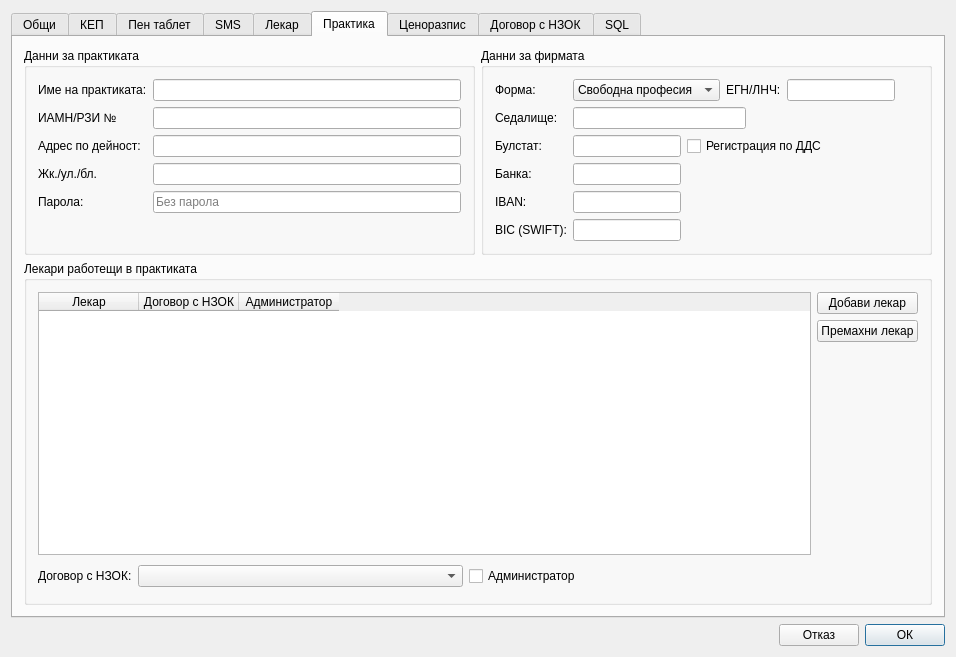
First picture: the form in src/View/Widgets/SettingsDialog.ui, repository thefinalcutbg/DinoDent, before the edit.
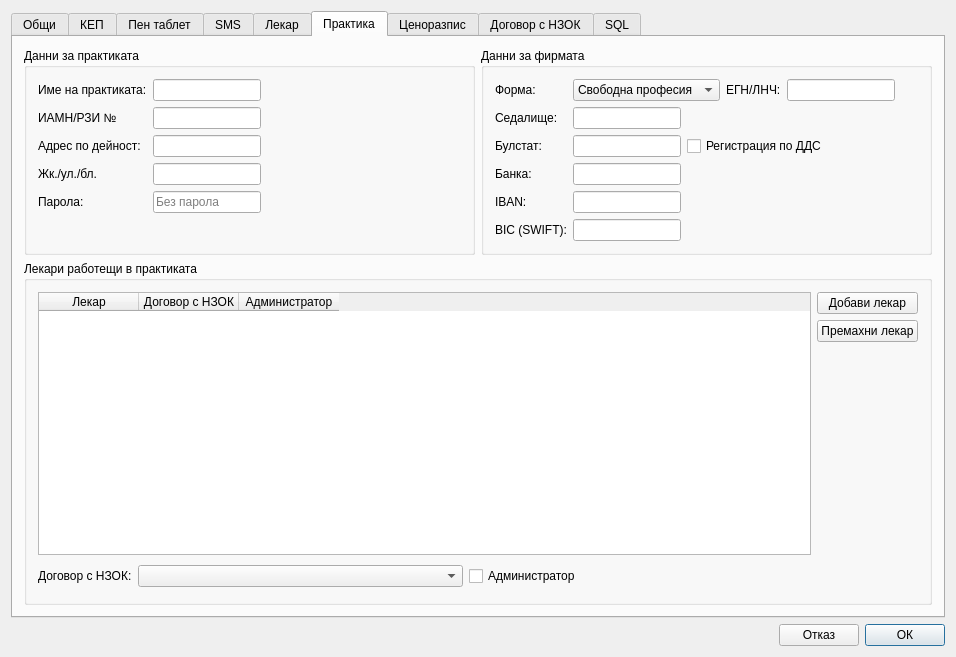
Second picture: the form after the edit. Custom widgets are drawn as their Qt base class.

Patch:
```diff
--- a/src/View/Widgets/SettingsDialog.ui
+++ b/src/View/Widgets/SettingsDialog.ui
@@ -1146,9 +1146,11 @@
              </widget>
             </item>
             <item row="0" column="1">
+             <layout class="QHBoxLayout" name="horizontalLayout_22">
+              <item>
              <widget class="LineEdit" name="practiceNameEdit">
               <property name="sizePolicy">
-               <sizepolicy hsizetype="Expanding" vsizetype="Fixed">
+                 <sizepolicy hsizetype="Preferred" vsizetype="Fixed">
                 <horstretch>0</horstretch>
                 <verstretch>0</verstretch>
                </sizepolicy>
@@ -1158,6 +1160,21 @@
               </property>
              </widget>
             </item>
+              <item>
+               <spacer name="horizontalSpacer_16">
+                <property name="orientation">
+                 <enum>Qt::Orientation::Horizontal</enum>
+                </property>
+                <property name="sizeHint" stdset="0">
+                 <size>
+                  <width>40</width>
+                  <height>20</height>
+                 </size>
+                </property>
+               </spacer>
+              </item>
+             </layout>
+            </item>
             <item row="1" column="0">
              <widget class="QLabel" name="label_5">
               <property name="text">
@@ -1166,9 +1183,11 @@
              </widget>
             </item>
             <item row="1" column="1">
+             <layout class="QHBoxLayout" name="horizontalLayout_26">
+              <item>
              <widget class="LineEdit" name="rziEdit">
               <property name="sizePolicy">
-               <sizepolicy hsizetype="Expanding" vsizetype="Fixed">
+                 <sizepolicy hsizetype="Preferred" vsizetype="Fixed">
                 <horstretch>0</horstretch>
                 <verstretch>0</verstretch>
                </sizepolicy>
@@ -1177,6 +1196,21 @@
                <number>10</number>
               </property>
              </widget>
+              </item>
+              <item>
+               <spacer name="horizontalSpacer_17">
+                <property name="orientation">
+                 <enum>Qt::Orientation::Horizontal</enum>
+                </property>
+                <property name="sizeHint" stdset="0">
+                 <size>
+                  <width>40</width>
+                  <height>20</height>
+                 </size>
+                </property>
+               </spacer>
+              </item>
+             </layout>
             </item>
             <item row="2" column="0">
              <widget class="QLabel" name="label_8">
@@ -1186,9 +1220,11 @@
              </widget>
             </item>
             <item row="2" column="1">
+             <layout class="QHBoxLayout" name="horizontalLayout_25">
+              <item>
              <widget class="AutoCompleteLineEdit" name="activityAddressEdit">
               <property name="sizePolicy">
-               <sizepolicy hsizetype="Expanding" vsizetype="Fixed">
+                 <sizepolicy hsizetype="Preferred" vsizetype="Fixed">
                 <horstretch>0</horstretch>
                 <verstretch>0</verstretch>
                </sizepolicy>
@@ -1198,6 +1234,21 @@
               </property>
              </widget>
             </item>
+              <item>
+               <spacer name="horizontalSpacer_18">
+                <property name="orientation">
+                 <enum>Qt::Orientation::Horizontal</enum>
+                </property>
+                <property name="sizeHint" stdset="0">
+                 <size>
+                  <width>40</width>
+                  <height>20</height>
+                 </size>
+                </property>
+               </spacer>
+              </item>
+             </layout>
+            </item>
             <item row="3" column="0">
              <widget class="QLabel" name="label">
               <property name="text">
@@ -1206,14 +1257,31 @@
              </widget>
             </item>
             <item row="3" column="1">
+             <layout class="QHBoxLayout" name="horizontalLayout_24">
+              <item>
              <widget class="LineEdit" name="activityStreetEdit">
               <property name="sizePolicy">
-               <sizepolicy hsizetype="Expanding" vsizetype="Fixed">
+                 <sizepolicy hsizetype="Preferred" vsizetype="Fixed">
                 <horstretch>0</horstretch>
                 <verstretch>0</verstretch>
                </sizepolicy>
               </property>
              </widget>
+              </item>
+              <item>
+               <spacer name="horizontalSpacer_19">
+                <property name="orientation">
+                 <enum>Qt::Orientation::Horizontal</enum>
+                </property>
+                <property name="sizeHint" stdset="0">
+                 <size>
+                  <width>40</width>
+                  <height>20</height>
+                 </size>
+                </property>
+               </spacer>
+              </item>
+             </layout>
             </item>
             <item row="4" column="0">
              <widget class="QLabel" name="label_12">
@@ -1223,9 +1291,11 @@
              </widget>
             </item>
             <item row="4" column="1">
+             <layout class="QHBoxLayout" name="horizontalLayout_23">
+              <item>
              <widget class="LineEdit" name="practicePassEdit">
               <property name="sizePolicy">
-               <sizepolicy hsizetype="Expanding" vsizetype="Fixed">
+                 <sizepolicy hsizetype="Preferred" vsizetype="Fixed">
                 <horstretch>0</horstretch>
                 <verstretch>0</verstretch>
                </sizepolicy>
@@ -1241,6 +1311,21 @@
               </property>
              </widget>
             </item>
+              <item>
+               <spacer name="horizontalSpacer_29">
+                <property name="orientation">
+                 <enum>Qt::Orientation::Horizontal</enum>
+                </property>
+                <property name="sizeHint" stdset="0">
+                 <size>
+                  <width>40</width>
+                  <height>20</height>
+                 </size>
+                </property>
+               </spacer>
+              </item>
+             </layout>
+            </item>
            </layout>
           </widget>
          </item>
@@ -1377,7 +1462,7 @@
                 <item>
                  <widget class="LineEdit" name="firmAddressEdit">
                   <property name="sizePolicy">
-                   <sizepolicy hsizetype="Expanding" vsizetype="Fixed">
+                   <sizepolicy hsizetype="Preferred" vsizetype="Fixed">
                     <horstretch>0</horstretch>
                     <verstretch>0</verstretch>
                    </sizepolicy>
```
Lines whose indentation alone changed are shown as unchanged.
